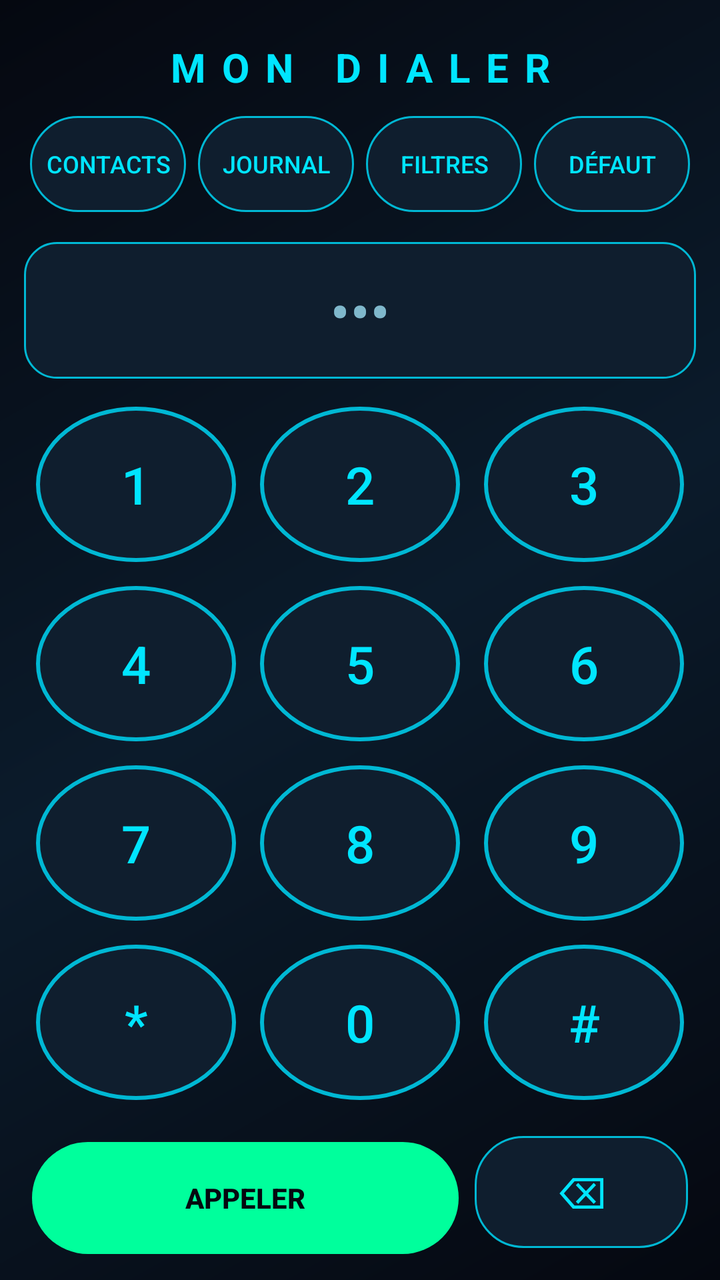
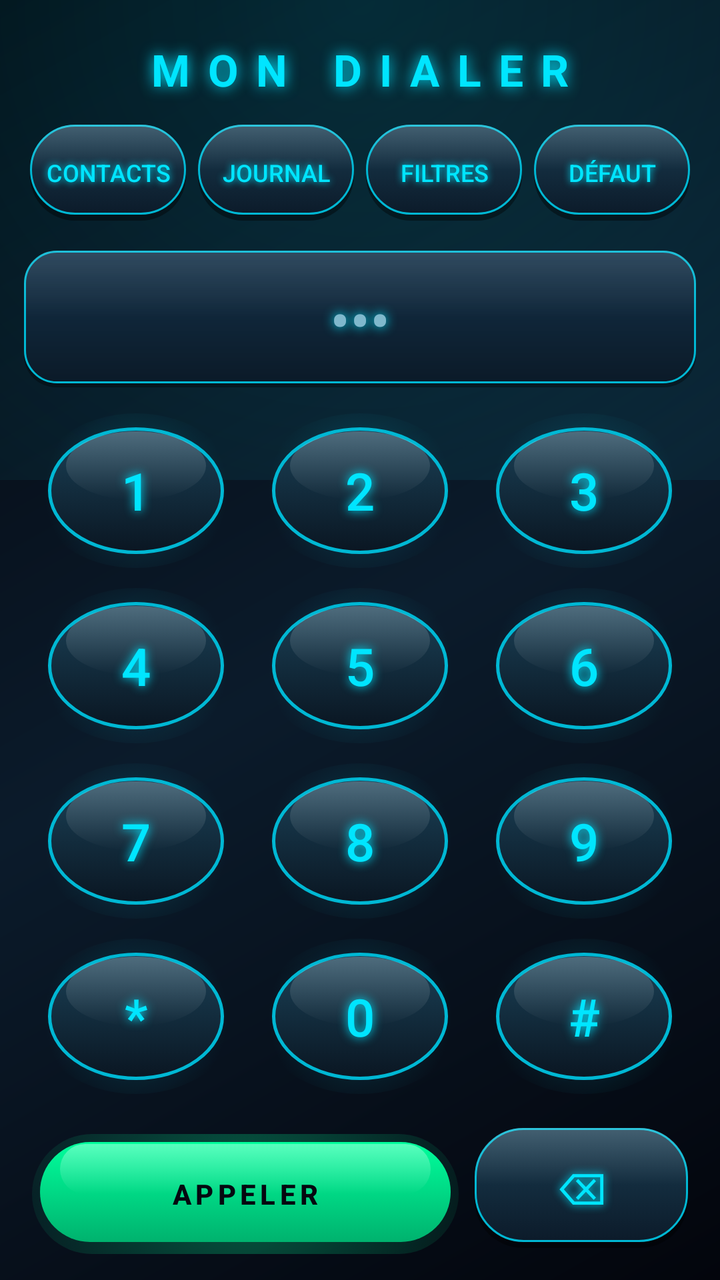

Before-and-after screenshots of an Android layout around one commit, followed by the original layout XML and the change that was made.
<!-- AndroidManifest.xml: application theme AppTheme -->
<!-- res/layout/activity_main.xml -->
<?xml version="1.0" encoding="utf-8"?>
<LinearLayout xmlns:android="http://schemas.android.com/apk/res/android"
    android:layout_width="match_parent"
    android:layout_height="match_parent"
    android:orientation="vertical"
    android:padding="12dp">

    <TextView
        android:layout_width="match_parent"
        android:layout_height="wrap_content"
        android:gravity="center"
        android:text="@string/header"
        android:textColor="@color/neon"
        android:textSize="20sp"
        android:letterSpacing="0.4"
        android:paddingTop="8dp"
        android:paddingBottom="8dp"
        android:textStyle="bold" />

    <LinearLayout
        android:layout_width="match_parent"
        android:layout_height="wrap_content"
        android:orientation="horizontal">

        <Button android:id="@+id/btnContacts" style="@style/ActionBtn"
            android:layout_width="0dp" android:layout_weight="1"
            android:text="@string/contacts" />
        <Button android:id="@+id/btnLog" style="@style/ActionBtn"
            android:layout_width="0dp" android:layout_weight="1"
            android:text="@string/call_log" />
        <Button android:id="@+id/btnFilters" style="@style/ActionBtn"
            android:layout_width="0dp" android:layout_weight="1"
            android:text="@string/filters" />
        <Button android:id="@+id/btnDefault" style="@style/ActionBtn"
            android:layout_width="0dp" android:layout_weight="1"
            android:text="@string/set_default" />
    </LinearLayout>

    <EditText
        android:id="@+id/editNumber"
        android:layout_width="match_parent"
        android:layout_height="wrap_content"
        android:layout_marginTop="12dp"
        android:background="@drawable/panel_round"
        android:padding="14dp"
        android:inputType="phone"
        android:textSize="30sp"
        android:textColor="@color/neon"
        android:gravity="center"
        android:hint="•••" />

    <GridLayout
        android:layout_width="match_parent"
        android:layout_height="0dp"
        android:layout_weight="1"
        android:layout_marginTop="8dp"
        android:columnCount="3"
        android:rowCount="4">

        <Button android:id="@+id/btn1" style="@style/Dialpad" android:text="1" />
        <Button android:id="@+id/btn2" style="@style/Dialpad" android:text="2" />
        <Button android:id="@+id/btn3" style="@style/Dialpad" android:text="3" />
        <Button android:id="@+id/btn4" style="@style/Dialpad" android:text="4" />
        <Button android:id="@+id/btn5" style="@style/Dialpad" android:text="5" />
        <Button android:id="@+id/btn6" style="@style/Dialpad" android:text="6" />
        <Button android:id="@+id/btn7" style="@style/Dialpad" android:text="7" />
        <Button android:id="@+id/btn8" style="@style/Dialpad" android:text="8" />
        <Button android:id="@+id/btn9" style="@style/Dialpad" android:text="9" />
        <Button android:id="@+id/btnStar" style="@style/Dialpad" android:text="*" />
        <Button android:id="@+id/btn0" style="@style/Dialpad" android:text="0" />
        <Button android:id="@+id/btnHash" style="@style/Dialpad" android:text="#" />
    </GridLayout>

    <LinearLayout
        android:layout_width="match_parent"
        android:layout_height="wrap_content"
        android:layout_marginTop="8dp"
        android:orientation="horizontal">

        <Button
            android:id="@+id/btnCall"
            android:layout_width="0dp"
            android:layout_height="56dp"
            android:layout_weight="2"
            android:layout_margin="4dp"
            android:background="@drawable/btn_call"
            android:stateListAnimator="@null"
            android:textColor="@color/bg_deep"
            android:textStyle="bold"
            android:text="@string/call" />

        <Button
            android:id="@+id/btnDelete"
            android:layout_width="0dp"
            android:layout_height="56dp"
            android:layout_weight="1"
            android:layout_margin="4dp"
            android:background="@drawable/btn_action"
            android:stateListAnimator="@null"
            android:textColor="@color/neon"
            android:textSize="22sp"
            android:text="@string/delete" />
    </LinearLayout>
</LinearLayout>
<!-- resources referenced by this layout -->
<resources>
  <!-- drawable btn_action (drawable) -->
  <selector xmlns:android="http://schemas.android.com/apk/res/android">
      <item android:state_pressed="true">
          <shape>
              <solid android:color="@color/neon_dim" />
              <corners android:radius="24dp" />
              <stroke android:width="1dp" android:color="@color/neon" />
          </shape>
      </item>
      <item>
          <shape>
              <solid android:color="@color/panel" />
              <corners android:radius="24dp" />
              <stroke android:width="1dp" android:color="@color/neon_dim" />
          </shape>
      </item>
  </selector>
  <!-- drawable btn_call (drawable) -->
  <selector xmlns:android="http://schemas.android.com/apk/res/android">
      <item android:state_pressed="true">
          <shape>
              <solid android:color="@color/neon" />
              <corners android:radius="32dp" />
          </shape>
      </item>
      <item>
          <shape>
              <solid android:color="@color/green" />
              <corners android:radius="32dp" />
          </shape>
      </item>
  </selector>
  <!-- drawable panel_round (drawable) -->
  <shape xmlns:android="http://schemas.android.com/apk/res/android">
      <solid android:color="@color/panel" />
      <corners android:radius="16dp" />
      <stroke android:width="1dp" android:color="@color/neon_dim" />
  </shape>
  <style name="ActionBtn">
          <item name="android:layout_height">wrap_content</item>
          <item name="android:textColor">@color/neon</item>
          <item name="android:textSize">12sp</item>
          <item name="android:background">@drawable/btn_action</item>
          <item name="android:stateListAnimator">@null</item>
          <item name="android:layout_margin">3dp</item>
          <item name="android:paddingTop">10dp</item>
          <item name="android:paddingBottom">10dp</item>
      </style>
  <style name="Dialpad">
          <item name="android:layout_width">0dp</item>
          <item name="android:layout_height">0dp</item>
          <item name="android:layout_columnWeight">1</item>
          <item name="android:layout_rowWeight">1</item>
          <item name="android:layout_margin">6dp</item>
          <item name="android:textSize">26sp</item>
          <item name="android:textColor">@color/neon</item>
          <item name="android:background">@drawable/btn_dial</item>
          <item name="android:stateListAnimator">@null</item>
      </style>
  <color name="panel">#0F1E2E</color>
  <color name="green">#00FF9C</color>
  <!-- drawable btn_dial (drawable) -->
  <selector xmlns:android="http://schemas.android.com/apk/res/android">
      <item android:state_pressed="true">
          <shape android:shape="oval">
              <solid android:color="@color/neon_dim" />
              <stroke android:width="2dp" android:color="@color/neon" />
          </shape>
      </item>
      <item>
          <shape android:shape="oval">
              <solid android:color="@color/panel" />
              <stroke android:width="2dp" android:color="@color/neon_dim" />
          </shape>
      </item>
  </selector>
  <!-- drawable bg_gradient (drawable) -->
  <shape xmlns:android="http://schemas.android.com/apk/res/android">
      <gradient
          android:startColor="@color/bg_deep"
          android:centerColor="@color/bg_mid"
          android:endColor="@color/bg_deep"
          android:angle="135" />
  </shape>
  <color name="bg_mid">#0B1B2B</color>
  <!-- unchanged entries left out for length: 13 -->
</resources>

<!-- the commit's change to res/layout/activity_main.xml (unified diff, before → after) -->
@@ -6,16 +6,14 @@
     android:padding="12dp">
 
     <TextView
+        style="@style/NeonTitle"
         android:layout_width="match_parent"
         android:layout_height="wrap_content"
         android:gravity="center"
         android:text="@string/header"
-        android:textColor="@color/neon"
-        android:textSize="20sp"
-        android:letterSpacing="0.4"
+        android:textSize="22sp"
         android:paddingTop="8dp"
-        android:paddingBottom="8dp"
-        android:textStyle="bold" />
+        android:paddingBottom="10dp" />
 
     <LinearLayout
         android:layout_width="match_parent"
@@ -46,6 +44,10 @@
         android:inputType="phone"
         android:textSize="30sp"
         android:textColor="@color/neon"
+        android:shadowColor="@color/neon"
+        android:shadowRadius="14"
+        android:shadowDx="0"
+        android:shadowDy="0"
         android:gravity="center"
         android:hint="•••" />
 
@@ -80,25 +82,30 @@
         <Button
             android:id="@+id/btnCall"
             android:layout_width="0dp"
-            android:layout_height="56dp"
+            android:layout_height="60dp"
             android:layout_weight="2"
             android:layout_margin="4dp"
             android:background="@drawable/btn_call"
-            android:stateListAnimator="@null"
+            android:stateListAnimator="@animator/press"
             android:textColor="@color/bg_deep"
             android:textStyle="bold"
+            android:letterSpacing="0.15"
             android:text="@string/call" />
 
         <Button
             android:id="@+id/btnDelete"
             android:layout_width="0dp"
-            android:layout_height="56dp"
+            android:layout_height="60dp"
             android:layout_weight="1"
             android:layout_margin="4dp"
             android:background="@drawable/btn_action"
-            android:stateListAnimator="@null"
+            android:stateListAnimator="@animator/press"
             android:textColor="@color/neon"
             android:textSize="22sp"
+            android:shadowColor="@color/neon"
+            android:shadowRadius="10"
+            android:shadowDx="0"
+            android:shadowDy="0"
             android:text="@string/delete" />
     </LinearLayout>
 </LinearLayout>
<!-- resource entries referenced after the edit -->
@@ -1,90 +1,183 @@
 <!-- resources referenced by this layout -->
 <resources>
   <!-- drawable btn_action (drawable) -->
+  <?xml version="1.0" encoding="utf-8"?>
   <selector xmlns:android="http://schemas.android.com/apk/res/android">
       <item android:state_pressed="true">
+          <layer-list>
+              <item>
+                  <shape>
+                      <gradient android:angle="270"
+                          android:startColor="#0A1420" android:endColor="#1E4A63" />
+                      <corners android:radius="24dp" />
+                      <stroke android:width="1.5dp" android:color="@color/neon" />
+                  </shape>
+              </item>
+          </layer-list>
+      </item>
+      <item>
+          <layer-list>
+              
+              <item android:top="3dp">
+                  <shape>
+                      <solid android:color="#66000000" />
+                      <corners android:radius="24dp" />
+                  </shape>
+              </item>
+              
+              <item android:bottom="3dp">
+                  <shape>
+                      <gradient android:angle="90"
+                          android:startColor="#0C1B2A" android:endColor="#1A3D52" />
+                      <corners android:radius="24dp" />
+                      <stroke android:width="1dp" android:color="@color/neon_dim" />
+                  </shape>
+              </item>
+              
+              <item android:bottom="3dp">
+                  <shape>
+                      <gradient android:angle="270"
+                          android:startColor="#2EFFFFFF" android:centerColor="#00FFFFFF"
+                          android:endColor="#00FFFFFF" />
+                      <corners android:radius="24dp" />
+                  </shape>
+              </item>
+          </layer-list>
+      </item>
+  </selector>
+  <!-- drawable btn_call (drawable) -->
+  <?xml version="1.0" encoding="utf-8"?>
+  <selector xmlns:android="http://schemas.android.com/apk/res/android">
+      <item android:state_pressed="true">
+          <layer-list>
+              <item>
+                  <shape>
+                      <gradient android:angle="270"
+                          android:startColor="#00A868" android:endColor="#00FF9C" />
+                      <corners android:radius="32dp" />
+                      <stroke android:width="2dp" android:color="#B3FFFFFF" />
+                  </shape>
+              </item>
+          </layer-list>
+      </item>
+      <item>
+          <layer-list>
+              
+              <item>
+                  <shape>
+                      <gradient android:type="radial" android:gradientRadius="140dp"
+                          android:startColor="#4D00FF9C" android:endColor="#0000FF9C" />
+                      <corners android:radius="36dp" />
+                  </shape>
+              </item>
+              
+              <item android:top="4dp" android:bottom="6dp" android:left="4dp" android:right="4dp">
+                  <shape>
+                      <gradient android:angle="90"
+                          android:startColor="#00B26E" android:endColor="#00FF9C" />
+                      <corners android:radius="30dp" />
+                  </shape>
+              </item>
+              
+              <item android:top="5dp" android:bottom="30dp" android:left="14dp" android:right="14dp">
+                  <shape>
+                      <gradient android:angle="270"
+                          android:startColor="#59FFFFFF" android:endColor="#00FFFFFF" />
+                      <corners android:radius="24dp" />
+                  </shape>
+              </item>
+          </layer-list>
+      </item>
+  </selector>
+  <!-- drawable panel_round (drawable) -->
+  <?xml version="1.0" encoding="utf-8"?>
+  <layer-list xmlns:android="http://schemas.android.com/apk/res/android">
+      <item android:top="2dp">
           <shape>
-              <solid android:color="@color/neon_dim" />
-              <corners android:radius="24dp" />
-              <stroke android:width="1dp" android:color="@color/neon" />
+              <solid android:color="#59000000" />
+              <corners android:radius="16dp" />
           </shape>
       </item>
-      <item>
+      <item android:bottom="2dp">
           <shape>
-              <solid android:color="@color/panel" />
-              <corners android:radius="24dp" />
+              <gradient android:angle="90"
+                  android:startColor="#0B1A28" android:endColor="#14324A" />
+              <corners android:radius="16dp" />
               <stroke android:width="1dp" android:color="@color/neon_dim" />
           </shape>
       </item>
-  </selector>
-  <!-- drawable btn_call (drawable) -->
-  <selector xmlns:android="http://schemas.android.com/apk/res/android">
-      <item android:state_pressed="true">
+      <item android:bottom="2dp">
           <shape>
-              <solid android:color="@color/neon" />
-              <corners android:radius="32dp" />
+              <gradient android:angle="270"
+                  android:startColor="#1FFFFFFF" android:centerColor="#00FFFFFF"
+                  android:endColor="#00FFFFFF" />
+              <corners android:radius="16dp" />
           </shape>
       </item>
-      <item>
-          <shape>
-              <solid android:color="@color/green" />
-              <corners android:radius="32dp" />
-          </shape>
-      </item>
-  </selector>
-  <!-- drawable panel_round (drawable) -->
-  <shape xmlns:android="http://schemas.android.com/apk/res/android">
-      <solid android:color="@color/panel" />
-      <corners android:radius="16dp" />
-      <stroke android:width="1dp" android:color="@color/neon_dim" />
-  </shape>
+  </layer-list>
   <style name="ActionBtn">
           <item name="android:layout_height">wrap_content</item>
           <item name="android:textColor">@color/neon</item>
           <item name="android:textSize">12sp</item>
           <item name="android:background">@drawable/btn_action</item>
-          <item name="android:stateListAnimator">@null</item>
+          <item name="android:stateListAnimator">@animator/press</item>
           <item name="android:layout_margin">3dp</item>
-          <item name="android:paddingTop">10dp</item>
-          <item name="android:paddingBottom">10dp</item>
+          <item name="android:paddingTop">12dp</item>
+          <item name="android:paddingBottom">12dp</item>
+          <item name="android:shadowColor">@color/neon</item>
+          <item name="android:shadowRadius">8</item>
+          <item name="android:shadowDx">0</item>
+          <item name="android:shadowDy">0</item>
       </style>
   <style name="Dialpad">
           <item name="android:layout_width">0dp</item>
           <item name="android:layout_height">0dp</item>
           <item name="android:layout_columnWeight">1</item>
           <item name="android:layout_rowWeight">1</item>
-          <item name="android:layout_margin">6dp</item>
+          <item name="android:layout_margin">5dp</item>
           <item name="android:textSize">26sp</item>
           <item name="android:textColor">@color/neon</item>
           <item name="android:background">@drawable/btn_dial</item>
-          <item name="android:stateListAnimator">@null</item>
+          <item name="android:stateListAnimator">@animator/press</item>
+          <item name="android:shadowColor">@color/neon</item>
+          <item name="android:shadowRadius">12</item>
+          <item name="android:shadowDx">0</item>
+          <item name="android:shadowDy">0</item>
       </style>
-  <color name="panel">#0F1E2E</color>
-  <color name="green">#00FF9C</color>
-  <!-- drawable btn_dial (drawable) -->
-  <selector xmlns:android="http://schemas.android.com/apk/res/android">
-      <item android:state_pressed="true">
-          <shape android:shape="oval">
-              <solid android:color="@color/neon_dim" />
-              <stroke android:width="2dp" android:color="@color/neon" />
+  <style name="NeonTitle">
+          <item name="android:textColor">@color/neon</item>
+          <item name="android:textStyle">bold</item>
+          <item name="android:letterSpacing">0.4</item>
+          <item name="android:shadowColor">@color/neon</item>
+          <item name="android:shadowRadius">18</item>
+          <item name="android:shadowDx">0</item>
+          <item name="android:shadowDy">0</item>
+      </style>
+  <!-- drawable btn_dial: vector/xml drawable (drawable, 2032 chars, omitted) -->
+  <!-- drawable bg_gradient (drawable) -->
+  <?xml version="1.0" encoding="utf-8"?>
+  <layer-list xmlns:android="http://schemas.android.com/apk/res/android">
+      <item>
+          <shape>
+              <gradient
+                  android:startColor="#03050C"
+                  android:centerColor="#0B1B2B"
+                  android:endColor="#03050C"
+                  android:angle="135" />
           </shape>
       </item>
-      <item>
-          <shape android:shape="oval">
-              <solid android:color="@color/panel" />
-              <stroke android:width="2dp" android:color="@color/neon_dim" />
+      
+      <item android:bottom="400dp">
+          <shape>
+              <gradient
+                  android:type="radial"
+                  android:gradientRadius="420dp"
+                  android:centerX="0.5" android:centerY="0"
+                  android:startColor="#2600E5FF"
+                  android:endColor="#0000E5FF" />
           </shape>
       </item>
-  </selector>
-  <!-- drawable bg_gradient (drawable) -->
-  <shape xmlns:android="http://schemas.android.com/apk/res/android">
-      <gradient
-          android:startColor="@color/bg_deep"
-          android:centerColor="@color/bg_mid"
-          android:endColor="@color/bg_deep"
-          android:angle="135" />
-  </shape>
-  <color name="bg_mid">#0B1B2B</color>
+  </layer-list>
   <!-- unchanged entries left out for length: 13 -->
 </resources>
 
